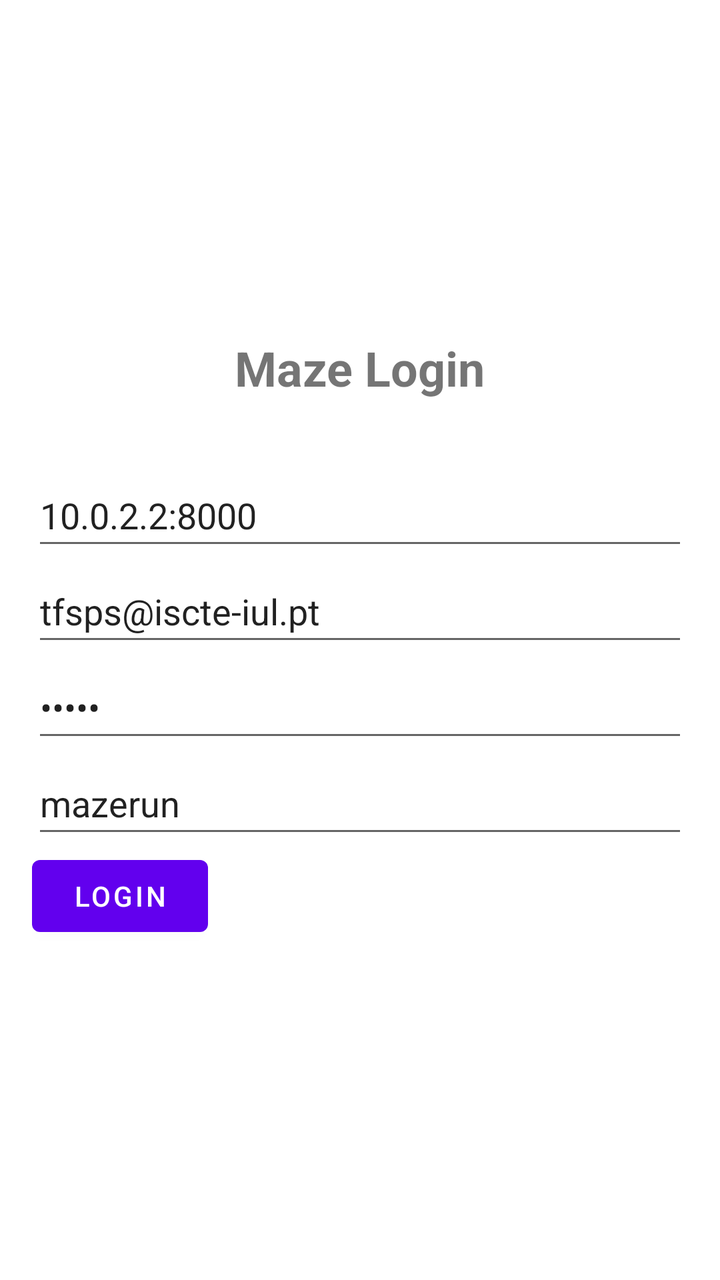
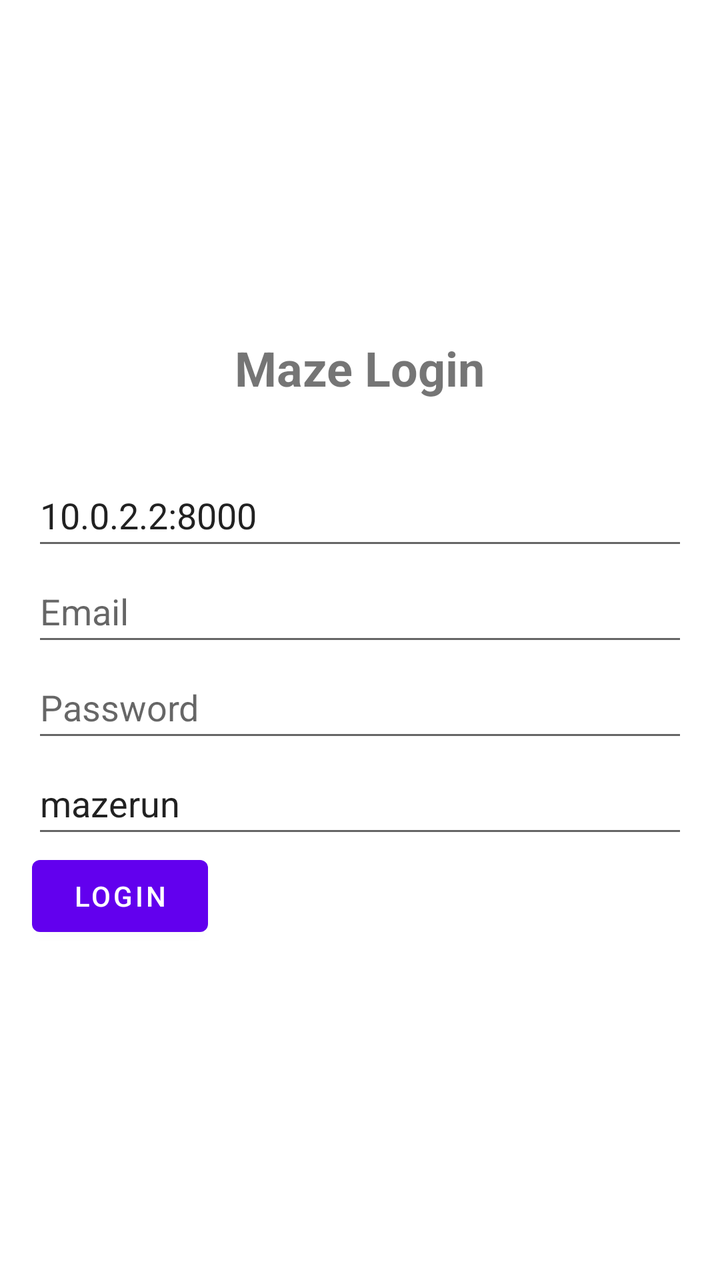

Before-and-after screenshots of an Android layout around one commit, followed by the original layout XML and the change that was made.
<!-- AndroidManifest.xml: application theme Theme.Maze -->
<!-- res/layout/activity_maze_login.xml -->
<?xml version="1.0" encoding="utf-8"?>
<LinearLayout xmlns:android="http://schemas.android.com/apk/res/android"
    xmlns:app="http://schemas.android.com/apk/res-auto"
    xmlns:tools="http://schemas.android.com/tools"
    android:layout_width="match_parent"
    android:layout_height="match_parent"
    android:orientation="vertical"
    android:padding="16dp"
    android:gravity="center_vertical"
    tools:context=".ui.login.MazeLoginActivity">

    <TextView
        android:layout_width="wrap_content"
        android:layout_height="wrap_content"
        android:text="Maze Login"
        android:textSize="24sp"
        android:textStyle="bold"
        android:layout_gravity="center_horizontal"
        android:layout_marginBottom="32dp"/>

    <EditText
        android:id="@+id/etHost"
        android:layout_width="match_parent"
        android:layout_height="wrap_content"
        android:hint="Host (Ex: 10.0.2.2:8000)"
        android:inputType="textUri"
        android:minHeight="48dp"
        android:text="10.0.2.2:8000" />

    <EditText
        android:id="@+id/etEmail"
        android:layout_width="match_parent"
        android:layout_height="wrap_content"
        android:hint="Email"
        android:inputType="textEmailAddress"
        android:minHeight="48dp"
        android:text="tfsps@iscte-iul.pt" />

    <EditText
        android:id="@+id/etPassword"
        android:layout_width="match_parent"
        android:layout_height="wrap_content"
        android:hint="Password"
        android:inputType="textPassword"
        android:minHeight="48dp"
        android:text="12345" />

    <EditText
        android:id="@+id/etDatabase"
        android:layout_width="match_parent"
        android:layout_height="wrap_content"
        android:hint="Database"
        android:inputType="text"
        android:minHeight="48dp"
        android:text="mazerun" />










    <Button
        android:id="@+id/btnLogin"
        android:layout_width="wrap_content"
        android:layout_height="wrap_content"
        android:text="Login"/>

</LinearLayout>
<!-- resources referenced by this layout -->
<resources>
  <style name="Theme.Maze" parent="Theme.MaterialComponents.DayNight.NoActionBar">
          
          <item name="colorPrimary">@color/purple_500</item>
          <item name="colorPrimaryVariant">@color/purple_700</item>
          <item name="colorOnPrimary">@color/white</item>
          
          <item name="colorSecondary">@color/teal_200</item>
          <item name="colorSecondaryVariant">@color/teal_700</item>
          <item name="colorOnSecondary">@color/black</item>
          
          <item name="android:statusBarColor">?attr/colorPrimaryVariant</item>
          
      </style>
  <color name="purple_500">#FF6200EE</color>
  <color name="purple_700">#FF3700B3</color>
  <color name="white">#FFFFFFFF</color>
  <color name="teal_200">#FF03DAC5</color>
  <color name="teal_700">#FF018786</color>
  <color name="black">#FF000000</color>
</resources>

<!-- the commit's change to res/layout/activity_maze_login.xml (unified diff, before → after) -->
@@ -33,8 +33,7 @@
         android:layout_height="wrap_content"
         android:hint="Email"
         android:inputType="textEmailAddress"
-        android:minHeight="48dp"
-        android:text="tfsps@iscte-iul.pt" />
+        android:minHeight="48dp" />
 
     <EditText
         android:id="@+id/etPassword"
@@ -42,8 +41,7 @@
         android:layout_height="wrap_content"
         android:hint="Password"
         android:inputType="textPassword"
-        android:minHeight="48dp"
-        android:text="12345" />
+        android:minHeight="48dp" />
 
     <EditText
         android:id="@+id/etDatabase"
